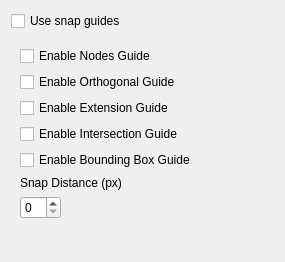
The window that libs/flake/SnapGuideConfigWidget.ui (KDE/krita) describes before a commit, drawn with Qt 5.
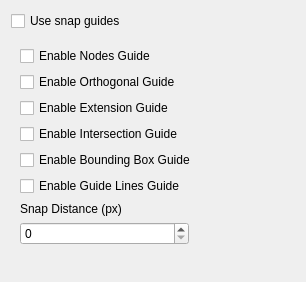
The same window after the commit.

Commit message: implement guide line snapping

Patch:
```diff
--- a/libs/flake/SnapGuideConfigWidget.ui
+++ b/libs/flake/SnapGuideConfigWidget.ui
@@ -5,8 +5,8 @@
    <rect>
     <x>0</x>
     <y>0</y>
-    <width>285</width>
-    <height>262</height>
+    <width>306</width>
+    <height>282</height>
    </rect>
   </property>
   <layout class="QGridLayout" >
@@ -55,17 +55,17 @@
         </property>
        </widget>
       </item>
-      <item row="5" column="0" colspan="2" >
+      <item row="6" column="0" colspan="2" >
        <widget class="QLabel" name="label" >
         <property name="text" >
          <string>Snap Distance (px)</string>
         </property>
        </widget>
       </item>
-      <item row="6" column="0" >
+      <item row="7" column="0" >
        <widget class="QSpinBox" name="snapDistance" />
       </item>
-      <item row="6" column="1" >
+      <item row="7" column="1" >
        <spacer>
         <property name="orientation" >
          <enum>Qt::Horizontal</enum>
@@ -78,7 +78,7 @@
         </property>
        </spacer>
       </item>
-      <item row="7" column="0" >
+      <item row="8" column="0" >
        <spacer>
         <property name="orientation" >
          <enum>Qt::Vertical</enum>
@@ -91,6 +91,13 @@
         </property>
        </spacer>
       </item>
+      <item row="5" column="0" >
+       <widget class="QCheckBox" name="lineGuideSnapGuide" >
+        <property name="text" >
+         <string>Enable Guide Lines Guide </string>
+        </property>
+       </widget>
+      </item>
      </layout>
     </widget>
    </item>
```
The commit also changes 4 other files.
